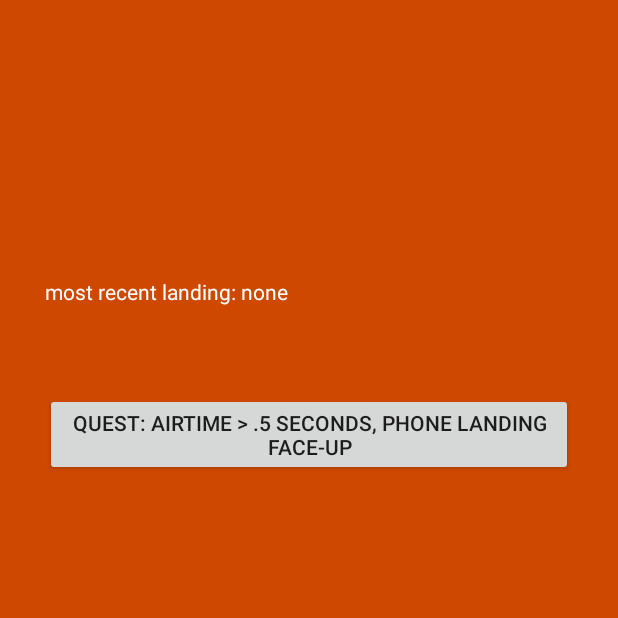
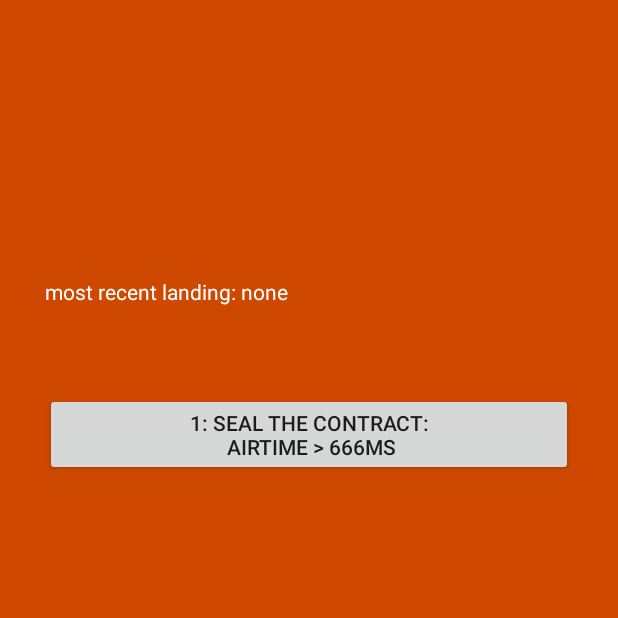
Before and after one commit to squate/Kobe, an Android app: the AccelTestActivity screen opened directly, with no data from a screen before it, on a phone screen of 412 x 824 dp, the top half of it. Run offline under Robolectric (Android 15) with nearby library versions, the phone set to English and light mode, and no system bars; Roboto replaces fonts that are not available here; 4 statements that could not run were skipped.

Commit message:
added quest strings

```diff
--- a/app/src/main/res/values/strings.xml
+++ b/app/src/main/res/values/strings.xml
@@ -5,9 +5,11 @@
         By clicking \"accept\", the user agrees that if they throw their phone, it is their choice and their choice alone.
     </string>
     <string name="title_activity_accel_test">AccelTestActivity</string>
-    <string name="q1">QUEST: airtime > .5 seconds, phone landing face-up</string>
-    <string name="q2">QUEST: airtime > .5 seconds, phone landing face-down</string>
-    <string name="q3">QUEST: airtime > .5 seconds, phone landing face-down</string>
+    <string name="q1">1: SEAL THE CONTRACT:\n airtime > 666ms</string>
+    <string name="q2">2: BELIEVE IN YOURSELF:\n airtime > 1000ms</string>
+    <string name="q3">3: CAREFUL, NOW! OR TO CHURCH:\n airtime > 1500ms</string>
+    <string name="q4">3:GO OUTSIDE, OR TO CHURCH:\n airtime > 2000ms</string>
 
+    <string name="done">That\'s all we got so far</string>
 
 </resources>
```
